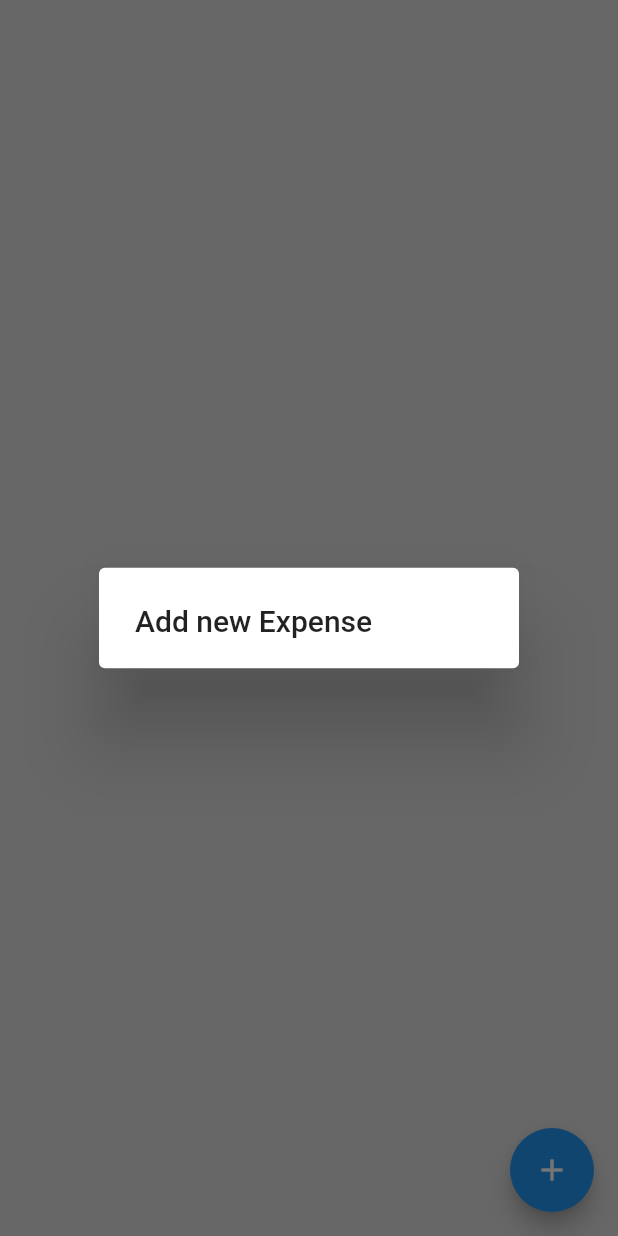
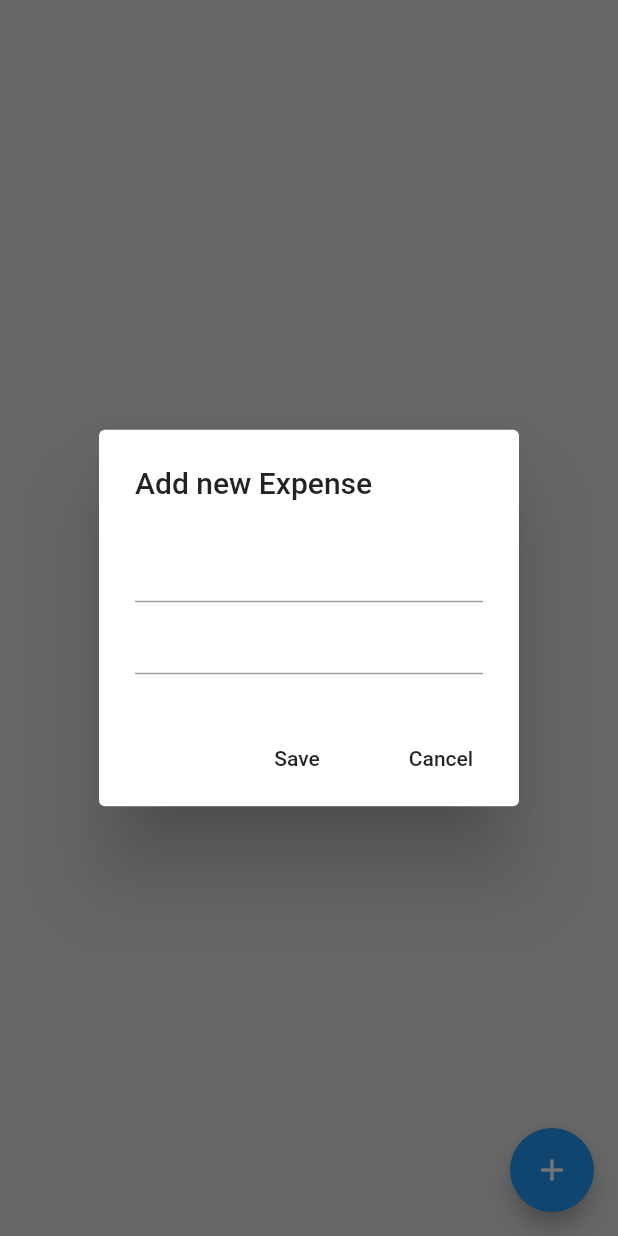
Before and after one commit to karan-lakhadive19/ExpenseTracker, a Flutter app: the screen it shows after launch, after a tap on the "add" icon, on a phone screen of 412 x 824 dp. Run offline on Flutter 3.47's test engine with Material 2 defaults, Android fonts, the phone set to English and light mode, and no system bars.

Commit message:
Implementing UI

```diff
--- a/lib/screens/home_page.dart
+++ b/lib/screens/home_page.dart
@@ -9,12 +9,50 @@ class HomePage extends StatefulWidget {
 
 class _HomePageState extends State<HomePage> {
 
+  final newExpenseNameController = TextEditingController();
+  final newExpenseAmountContoller = TextEditingController();
+
+
+
   void addNewExpense() {
     showDialog(context: context, builder: (context)=>
       AlertDialog(
         title: Text("Add new Expense"),
+        content: Column(
+          mainAxisSize: MainAxisSize.min,
+          children: [
+
+            TextField(
+              //name
+              controller: newExpenseNameController,
+
+            ),
+            TextField(
+              //amount
+              controller: newExpenseAmountContoller,
+
+            )
+          ],
+        ),
+        actions: [
+            MaterialButton(
+              onPressed: save,
+              child: Text("Save"),
+            ),
+            MaterialButton(
+              onPressed: cancel,
+              child: Text("Cancel"),
+            ),
+        ],
       )
     );
+  }
+
+  void save() {
+
+  }
+  void cancel() {
+
   }
 
   @override
```
